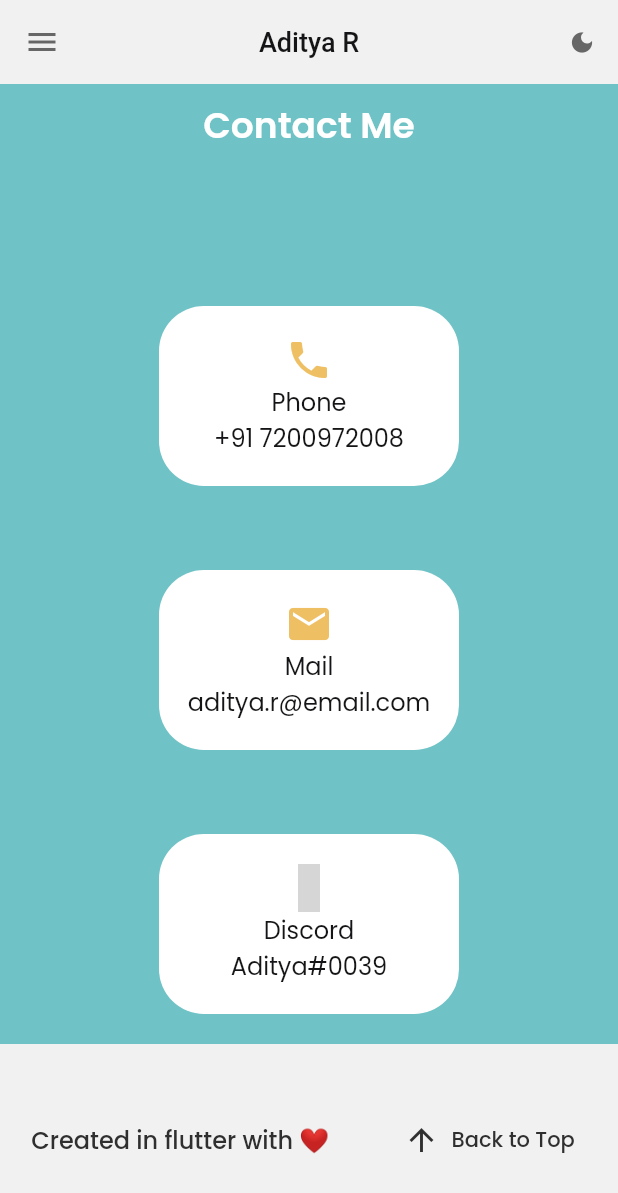
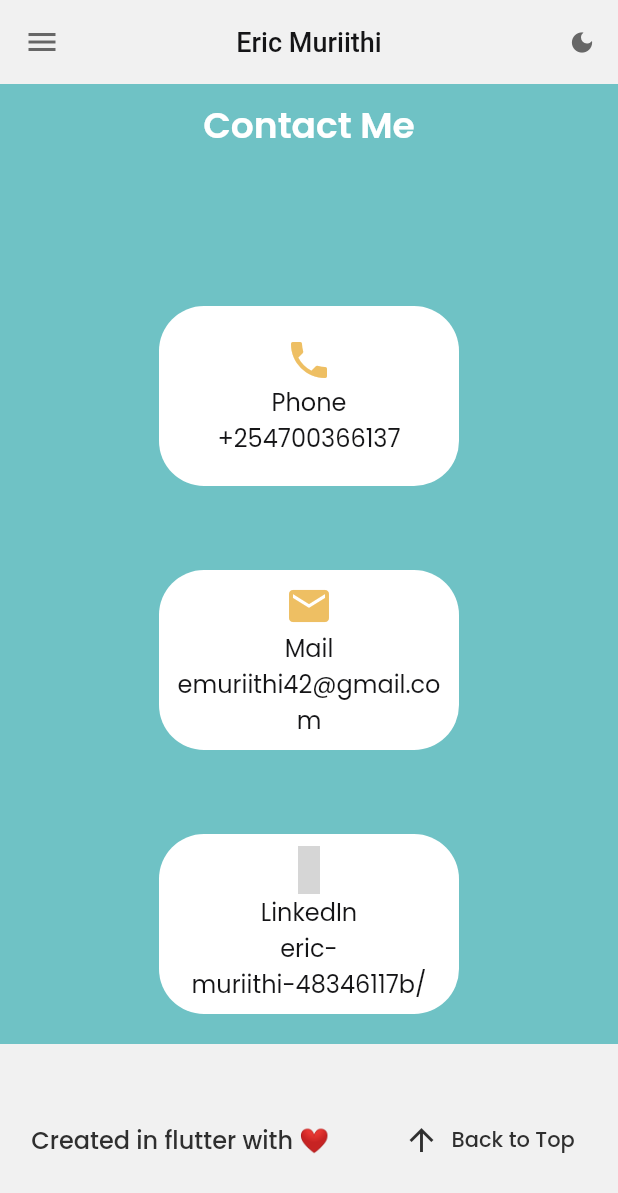
Before and after one commit to MuriithiEric/imporved-flutter-portfolio, a Flutter app: the screen it shows after launch, scrolled down 3072 dp, after a tap on "Phone", on a phone screen of 412 x 824 dp. Shown: the top 1193 px of the screen. Run offline on Flutter 3.47's test engine with Material 2 defaults, Android fonts, the phone set to English and light mode, and no system bars; our stand-ins replace animated_text_kit, cloud_firestore, firebase_core, google_fonts, lottie, material_design_icons_flutter; missing offline and left inert: hovering; accounts and stored records are empty; network calls fail; Roboto replaces fonts that are missing (Parisienne); grey boxes are pictures that could not be loaded.

Commit message:
updated the ui

```diff
--- a/lib/Views/about/DesktopAbout.dart
+++ b/lib/Views/about/DesktopAbout.dart
@@ -25,7 +25,7 @@ class DesktopAbout extends StatelessWidget {
                 (_portfolio.aboutMe == null)
                     ? Center(child: CircularProgressIndicator())
                     : Text(
-                        _portfolio.aboutMe!,
+                        "Hi, I am a dart with flutter developer, currently part of the 1 million developers for Africa program, I currently teach a cohort of learners from 3 African countries, Kenya, Zambia, and SOuth Africa how to create mobile applications using dart with flutter. In addition to this, I am a web developer, developing web applications commercially for the last 3 years.",
                         style: TextStyle(fontSize: 18),
                       ),
               ],
--- a/lib/Views/about/MobileAbout.dart
+++ b/lib/Views/about/MobileAbout.dart
@@ -25,8 +25,8 @@ class MobileAbout extends StatelessWidget {
               (_portfolio.aboutMe == null)
                   ? Center(child: CircularProgressIndicator())
                   : Text(
-                      _portfolio.aboutMe!,
-                      style: TextStyle(fontSize: 16),
+                      "Hi, I am a dart with flutter developer, currently part of the 1 million developers for Africa program, I currently teach a cohort of learners from 3 African countries, Kenya, Zambia, and SOuth Africa how to create mobile applications using dart with flutter. In addition to this, I am a web developer, developing web applications commercially for the last 3 years.",
+                      style: TextStyle(fontSize: 18),
                     )
             ],
           ),
--- a/lib/Views/contact/DesktopContact.dart
+++ b/lib/Views/contact/DesktopContact.dart
@@ -15,26 +15,27 @@ class DesktopContact extends StatelessWidget {
     List<ContactItem> contactItems = [
       ContactItem(
           title: 'Phone',
-          value: '+91 7200972008',
+          value: '+254700366137',
           iconData: Icons.phone,
           onClickContact: () {
-            launch('tel:+91720092008');
+            launch('tel:+254700366137');
           }),
       ContactItem(
           title: 'Mail',
-          value: 'aditya.r@email.com',
+          value: 'emuriithi42@gmail.com',
           iconData: Icons.mail,
           onClickContact: () {
-            launch("mailto:aditya.r@email.com?body=Hey,");
+            launch("mailto:emuriithi42@gmail.com?body=Hey,");
           }),
       ContactItem(
-          title: 'Discord',
-          value: 'Aditya#0039',
-          iconData: MdiIcons.discord,
+          title: 'LinkedIn',
+          value: 'eric-muriithi-48346117b/',
+          iconData: MdiIcons.linkedin,
           onClickContact: () {
-            Clipboard.setData(ClipboardData(text: "Aditya#0039"));
+            Clipboard.setData(ClipboardData(
+                text: "https://www.linkedin.com/in/eric-muriithi-48346117b/"));
             ScaffoldMessenger.of(context).showSnackBar(
-                SnackBar(content: Text('Discord Id copied to clipboard')));
+                SnackBar(content: Text('LinkedIn Id copied to clipboard')));
           }),
     ];
     return Column(
--- a/lib/Views/contact/MobileContact.dart
+++ b/lib/Views/contact/MobileContact.dart
@@ -15,26 +15,26 @@ class MobileContact extends StatelessWidget {
     List<ContactItem> contactItems = [
       ContactItem(
           title: 'Phone',
-          value: '+91 7200972008',
+          value: '+254700366137',
           iconData: Icons.phone,
           onClickContact: () {
-            launch('tel:+91720092008');
+            launch('tel:+254700366137');
           }),
       ContactItem(
           title: 'Mail',
-          value: 'aditya.r@email.com',
+          value: 'emuriithi42@gmail.com',
           iconData: Icons.mail,
           onClickContact: () {
-            launch("mailto:aditya.r@email.com?body=Hey,");
+            launch("mailto:emuriithi42@gmail.com?body=Hey,");
           }),
       ContactItem(
-          title: 'Discord',
-          value: 'Aditya#0039',
-          iconData: MdiIcons.discord,
+          title: 'LinkedIn',
+          value: 'eric-muriithi-48346117b/',
+          iconData: MdiIcons.linkedin,
           onClickContact: () {
-            Clipboard.setData(ClipboardData(text: "Aditya#0039"));
+            Clipboard.setData(ClipboardData(text: "Eric Muriithi"));
             ScaffoldMessenger.of(context).showSnackBar(
-                SnackBar(content: Text('Discord Id copied to clipboard')));
+                SnackBar(content: Text('LinkedIn Id copied to clipboard')));
           }),
     ];
     return Column(
--- a/lib/Views/home/MobileHome.dart
+++ b/lib/Views/home/MobileHome.dart
@@ -37,7 +37,7 @@ class MobileHome extends StatelessWidget {
                       text: "I'm ",
                       children: [
                         TextSpan(
-                            text: 'Aditya R',
+                            text: 'Eric Muriithi',
                             style: TextStyle(color: CustomColors.porsche))
                       ]),
                 ),
--- a/lib/Views/projects/DesktopProjects.dart
+++ b/lib/Views/projects/DesktopProjects.dart
@@ -47,7 +47,7 @@ class _DesktopProjectsState extends State<DesktopProjects> {
                           shape: RoundedRectangleBorder(
                               borderRadius: BorderRadius.circular(10))),
                       onPressed: () {
-                        launch("https://github.com/adityar224");
+                        launch("https://github.com/muriithieric");
                       },
                       child: Text(
                         'View More',
--- a/lib/main.dart
+++ b/lib/main.dart
@@ -32,7 +32,7 @@ class _MyAppState extends State<MyApp> {
   Widget build(BuildContext context) {
     return MaterialApp(
       debugShowCheckedModeBanner: false,
-      title: 'Aditya R',
+      title: 'Eric Muriithi',
       themeMode: customTheme.currentTheme,
       theme: CustomTheme.lightTheme,
       darkTheme: CustomTheme.darkTheme,
--- a/lib/models/skillItem.dart
+++ b/lib/models/skillItem.dart
@@ -9,12 +9,11 @@ class SkillItem {
         imageAsset: AssetImage('assets/icons/Flutter.png'),
         skillName: 'Flutter'),
     SkillItem(
-        imageAsset: AssetImage('assets/icons/Android.png'),
-        skillName: 'Android'),
+        imageAsset: AssetImage('assets/icons/web-dev.png'),
+        skillName: 'Web Development'),
     SkillItem(imageAsset: AssetImage('assets/icons/Git.png'), skillName: 'Git'),
     SkillItem(
-        imageAsset: AssetImage('assets/icons/Arduino.png'),
-        skillName: 'Arduino'),
+        imageAsset: AssetImage('assets/icons/dart.png'), skillName: 'Dart'),
   ];
   static const List<SkillItem> learningItems = [
     SkillItem(
@@ -29,11 +28,14 @@ class SkillItem {
         imageAsset: AssetImage('assets/icons/Figma.png'), skillName: 'Figma'),
   ];
   static const List<SkillItem> otherSkillsItems = [
-    SkillItem(imageAsset: AssetImage('assets/icons/C.png'), skillName: 'C'),
+    SkillItem(
+        imageAsset: AssetImage('assets/icons/js.png'),
+        skillName: 'Java Script'),
     SkillItem(imageAsset: AssetImage('assets/icons/Cpp.png'), skillName: 'C++'),
     SkillItem(
         imageAsset: AssetImage('assets/icons/Python.png'), skillName: 'Python'),
     SkillItem(
-        imageAsset: AssetImage('assets/icons/Java.png'), skillName: 'Java'),
+        imageAsset: AssetImage('assets/icons/oop.jpg'),
+        skillName: 'Object Oriented Programming'),
   ];
 }
--- a/lib/services/FirestoreService.dart
+++ b/lib/services/FirestoreService.dart
@@ -11,7 +11,7 @@ class FireStoreService {
     DocumentSnapshot textFieldDocument =
         await _instance.collection('portfolio').doc('textfield').get();
     final repoResponse = await http
-        .get(Uri.parse("https://api.github.com/users/adityar224/repos"));
+        .get(Uri.parse("https://api.github.com/users/muriithieric/repos"));
     List<Repo>? repoList;
     if (repoResponse.statusCode == 200) {
       repoList = RepoList.fromJson(json.decode(repoResponse.body)).repos;
--- a/lib/widgets/MobileView.dart
+++ b/lib/widgets/MobileView.dart
@@ -30,7 +30,7 @@ class _MobileViewState extends State<MobileView> {
         backgroundColor: Colors.transparent,
         centerTitle: true,
         title: Text(
-          'Aditya R',
+          'Eric Muriithi',
           style: GoogleFonts.parisienne(
               fontSize: 18, color: customTheme.navBarTextColor),
         ),
--- a/lib/widgets/NavigationBar/DesktopNavBar.dart
+++ b/lib/widgets/NavigationBar/DesktopNavBar.dart
@@ -16,7 +16,7 @@ class DesktopNavBar extends StatelessWidget with PreferredSizeWidget {
       backgroundColor: Colors.transparent,
       titleSpacing: 80,
       title: Text(
-        'Aditya R',
+        'Eric Muriithi',
         style: GoogleFonts.parisienne(
             fontSize: 24, color: customTheme.navBarTextColor),
       ),
--- a/pubspec.yaml
+++ b/pubspec.yaml
@@ -1,7 +1,7 @@
 name: portfolio
 description: A Portfolio Website for Aditya, designed and developed by Aditya.
 
-publish_to: 'none'
+publish_to: "none"
 
 version: 3.0.0+1
 
@@ -28,7 +28,6 @@ dev_dependencies:
     sdk: flutter
 
 flutter:
-
   uses-material-design: true
 
   assets:
```
Also changed, not shown: assets/icons/dart.png (added), assets/icons/js.png (added), assets/icons/oop.jpg (added), assets/icons/web-dev.png (added).
